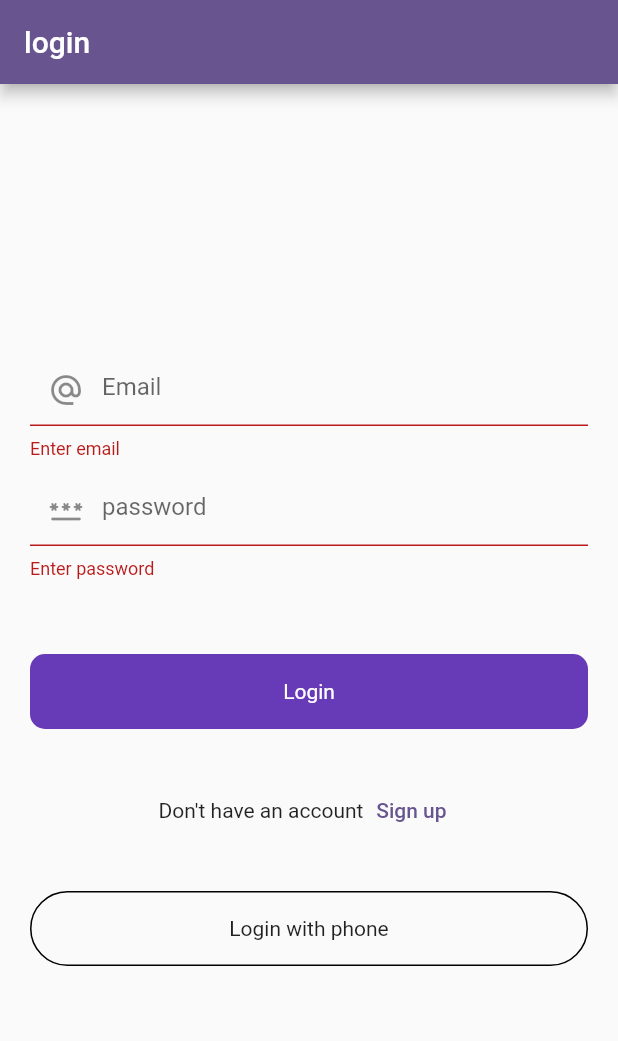
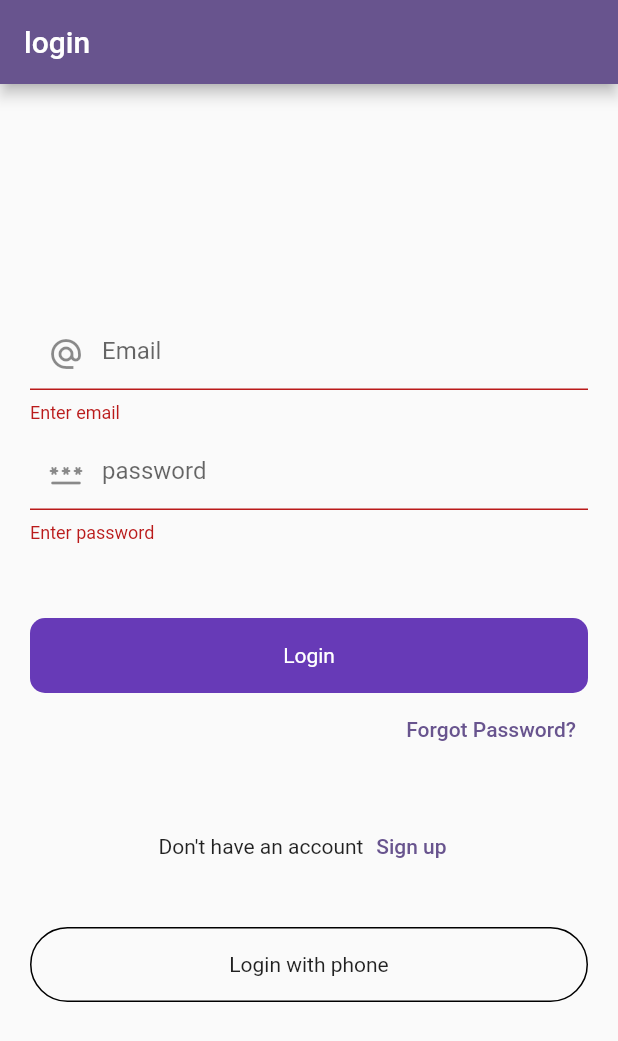
Before and after one commit to yousufmyk/Firebase-Backend, a Flutter app: the screen it shows after launch, after a tap on "Login", on a phone screen of 412 x 824 dp. Shown: the top 1041 px of the screen. Run offline on Flutter 3.47's test engine with Material 2 defaults, Android fonts, the light colour scheme and no system bars; our stand-ins replace cloud_firestore, firebase_auth, firebase_core, firebase_database, firebase_storage, fluttertoast and 1 more; accounts and stored records are empty.

Commit message:
added  forgot password functionality

```diff
--- a/lib/FirebaseServices/splashServices.dart
+++ b/lib/FirebaseServices/splashServices.dart
@@ -3,6 +3,7 @@ import 'dart:async';
 import 'package:firebase_auth/firebase_auth.dart';
 
 import 'package:firebasebackend/ui/auth/loginScreen.dart';
+import 'package:firebasebackend/ui/posts/post_screen.dart';
 import 'package:firebasebackend/ui/posts/upload_image.dart';
 
 import 'package:flutter/material.dart';
@@ -13,7 +14,7 @@ class SplashServices {
     final user = auth.currentUser;
 
     if (user != null) {
-      // Timer(const Duration(seconds: 3), () =>Navigator.push( context, MaterialPageRoute(builder: (context)=> const PostScreen())));
+       Timer(const Duration(seconds: 3), () =>Navigator.push( context, MaterialPageRoute(builder: (context)=> const PostScreen())));
       // Timer(
       //     const Duration(seconds: 3),
       //     () => Navigator.push(
@@ -21,12 +22,12 @@ class SplashServices {
       //         MaterialPageRoute(
       //             builder: (context) => const FireStoreScreen())));
 
-      Timer(
-          const Duration(seconds: 3),
-          () => Navigator.push(
-              context,
-              MaterialPageRoute(
-                  builder: (context) => const UploadImageScreen())));
+      // Timer(
+      //     const Duration(seconds: 3),
+      //     () => Navigator.push(
+      //         context,
+      //         MaterialPageRoute(
+      //             builder: (context) => const UploadImageScreen())));
     } else {
       Timer(
           const Duration(seconds: 3),
--- a/lib/ui/auth/loginScreen.dart
+++ b/lib/ui/auth/loginScreen.dart
@@ -2,6 +2,7 @@ import 'package:firebase_auth/firebase_auth.dart';
 import 'package:firebasebackend/Widgets/roundButton.dart';
 import 'package:firebasebackend/ui/auth/loign_with_phone_number.dart';
 import 'package:firebasebackend/ui/auth/signupScreen.dart';
+import 'package:firebasebackend/ui/posts/forgot_password.dart';
 import 'package:firebasebackend/ui/posts/post_screen.dart';
 import 'package:firebasebackend/utils/utils.dart';
 import 'package:flutter/material.dart';
@@ -127,6 +128,17 @@ class _LoginScreenState extends State<LoginScreen> {
                   }
                 },
               ),
+              Align(
+                alignment: Alignment.centerRight,
+                child: TextButton(
+                        onPressed: () {
+                          Navigator.push(
+                              context,
+                              MaterialPageRoute(
+                                  builder: (context) => const ForgotPasswordScreen()));
+                        },
+                        child: const Text('Forgot Password?')),
+              ),
               const SizedBox(
                 height: 30,
               ),
@@ -141,7 +153,7 @@ class _LoginScreenState extends State<LoginScreen> {
                             MaterialPageRoute(
                                 builder: (context) => const SignupScreen()));
                       },
-                      child: const Text('Sign up'))
+                      child: const Text('Sign up')),
                 ],
               ),
               const SizedBox(
```
Also changed, not shown: lib/ui/posts/forgot_password.dart (added, +48 -0 lines).
